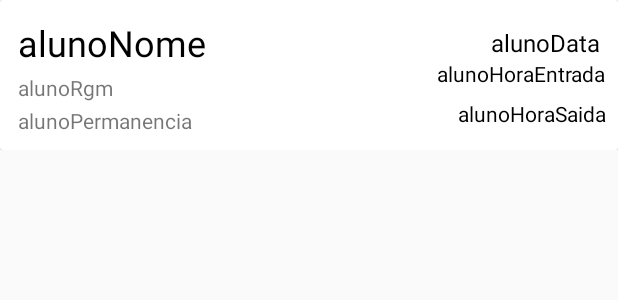
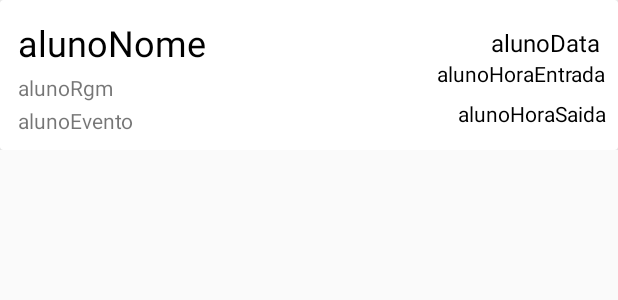
Before and after one commit to gustavomotamacedo/projeto_inout, an Android app: the layout aluno_row.xml on its own in the app's theme, with its tools: preview values and no code run, on a phone screen of 412 x 824 dp. Shown: the top 300 px of the screen. Run offline under Robolectric (Android 15) with nearby library versions, the phone set to English and light mode, and no system bars.

Commit message:
colocando evento no AlunoAdapter

```diff
--- a/app/src/main/res/layout/aluno_row.xml
+++ b/app/src/main/res/layout/aluno_row.xml
@@ -73,11 +73,11 @@
                 app:layout_constraintTop_toBottomOf="@+id/alunoHoraEntrada" />
 
             <TextView
-                android:id="@+id/alunoPermanencia"
+                android:id="@+id/alunoEvento"
                 android:layout_width="wrap_content"
                 android:layout_height="wrap_content"
                 android:layout_margin="4dp"
-                android:text="alunoPermanencia"
+                android:text="alunoEvento"
                 app:layout_constraintBottom_toBottomOf="parent"
                 app:layout_constraintStart_toStartOf="parent"
                 app:layout_constraintTop_toBottomOf="@+id/alunoRgm" />
```
Also changed, not shown: app/src/main/java/com/gustavomacedo/inout/AlunoAdapter.java (+6 -6 lines).
